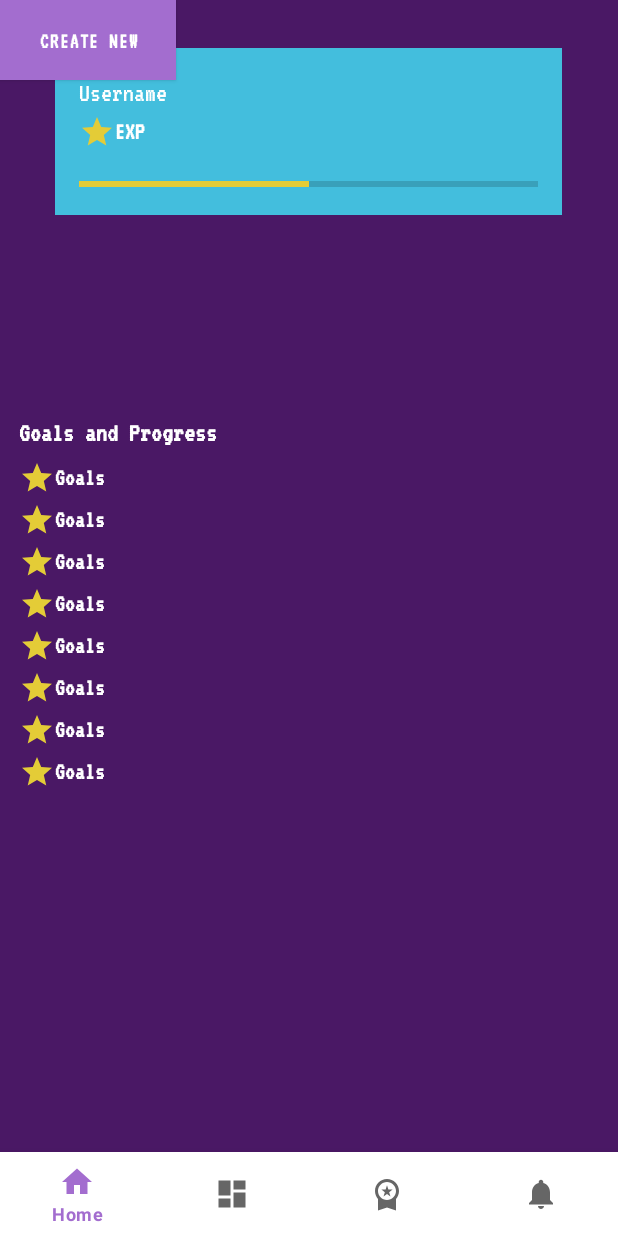
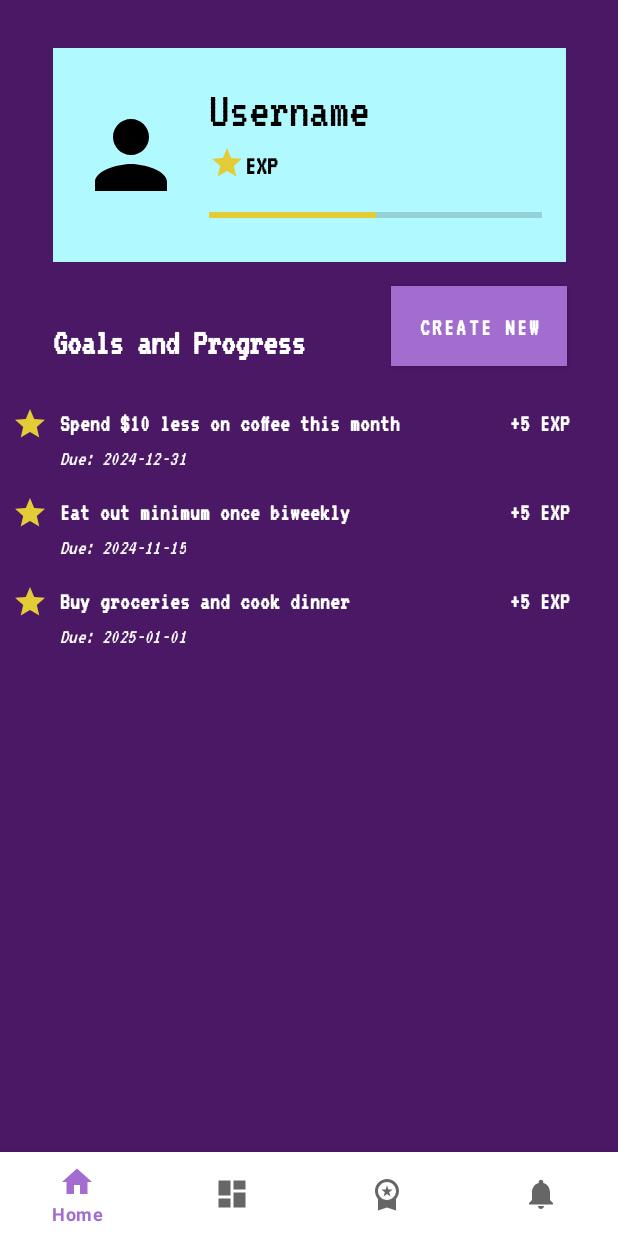
Before and after one commit to pham-brandon/CashQuest, an Android app: the screen it shows after launch (GoalsActivity), on a phone screen of 412 x 824 dp. Run offline under Robolectric (Android 15) with nearby library versions, the light colour scheme and no system bars.

Commit message:
added recycler view for goals_activity

```diff
--- a/app/src/main/AndroidManifest.xml
+++ b/app/src/main/AndroidManifest.xml
@@ -14,7 +14,7 @@
         tools:targetApi="31">
         <activity
             android:name=".GoalsActivity"
-            android:exported="true" >
+            android:exported="true">
 
             <intent-filter>
                 <action android:name="android.intent.action.MAIN" />
--- /dev/null
+++ b/app/src/main/java/com/personal_finance_app/Goal.java
@@ -0,0 +1,25 @@
+package com.personal_finance_app;
+
+public class Goal {
+    private final String description;
+    private final String date;
+    private final int exp;
+
+    public Goal(String description, String date, int exp) {
+        this.description = description;
+        this.date = date;
+        this.exp = exp;
+    }
+
+    public String getDescription() {
+        return description;
+    }
+
+    public String getDate() {
+        return date;
+    }
+
+    public int getExp() {
+        return exp;
+    }
+}
--- a/app/src/main/java/com/personal_finance_app/GoalsActivity.java
+++ b/app/src/main/java/com/personal_finance_app/GoalsActivity.java
@@ -1,24 +1,50 @@
 package com.personal_finance_app;
 
 import android.os.Bundle;
-
-import androidx.activity.EdgeToEdge;
+import android.util.Log;
 import androidx.appcompat.app.AppCompatActivity;
-import androidx.core.graphics.Insets;
-import androidx.core.view.ViewCompat;
-import androidx.core.view.WindowInsetsCompat;
+import androidx.recyclerview.widget.LinearLayoutManager;
+import androidx.recyclerview.widget.RecyclerView;
+import java.util.ArrayList;
+import java.util.List;
 
 public class GoalsActivity extends AppCompatActivity {
+    private RecyclerView recyclerView;
+    private GoalsAdapter goalsAdapter;
+    private List<Goal> goalsList;
 
     @Override
     protected void onCreate(Bundle savedInstanceState) {
         super.onCreate(savedInstanceState);
-        EdgeToEdge.enable(this);
         setContentView(R.layout.activity_goals);
-        ViewCompat.setOnApplyWindowInsetsListener(findViewById(R.id.main), (v, insets) -> {
-            Insets systemBars = insets.getInsets(WindowInsetsCompat.Type.systemBars());
-            v.setPadding(systemBars.left, systemBars.top, systemBars.right, systemBars.bottom);
-            return insets;
-        });
+
+        // Initialize RecyclerView
+        recyclerView = findViewById(R.id.goals_recycler_view);
+        recyclerView.setLayoutManager(new LinearLayoutManager(this));
+
+        // Initialize the goals list and adapter
+        goalsList = new ArrayList<>();
+        goalsAdapter = new GoalsAdapter(goalsList);
+        recyclerView.setAdapter(goalsAdapter);
+
+        // Load goals data
+        loadGoalsData();
     }
+
+    private void loadGoalsData() {
+        // Clear the list if necessary
+        goalsList.clear();
+
+        // Sample data
+        goalsList.add(new Goal("Spend $10 less on coffee this month", "Due: 2024-12-31", 5));
+        goalsList.add(new Goal("Eat out minimum once biweekly", "Due: 2024-11-15", 5));
+        goalsList.add(new Goal("Buy groceries and cook dinner", "Due: 2025-01-01", 5));
+
+        Log.d("GoalsActivity", "Goals Loaded: " + goalsList.size()); // Log the number of goals added
+
+        // Notify adapter
+        goalsAdapter.notifyDataSetChanged();
+    }
+
+
 }
--- /dev/null
+++ b/app/src/main/java/com/personal_finance_app/GoalsAdapter.java
@@ -0,0 +1,66 @@
+package com.personal_finance_app;
+
+import android.util.Log;
+import android.view.LayoutInflater;
+import android.view.View;
+import android.view.ViewGroup;
+import android.widget.TextView;
+
+import androidx.annotation.NonNull;
+import androidx.recyclerview.widget.RecyclerView;
+
+import java.util.List;
+
+import android.view.LayoutInflater;
+import android.view.View;
+import android.view.ViewGroup;
+import android.widget.TextView;
+import androidx.annotation.NonNull;
+import androidx.recyclerview.widget.RecyclerView;
+import java.util.List;
+
+public class GoalsAdapter extends RecyclerView.Adapter<GoalsAdapter.GoalsViewHolder> {
+
+    private List<Goal> goalsList;
+
+    public GoalsAdapter(List<Goal> goalsList) {
+        this.goalsList = goalsList;
+    }
+
+    @NonNull
+    @Override
+    public GoalsViewHolder onCreateViewHolder(@NonNull ViewGroup parent, int viewType) {
+        View view = LayoutInflater.from(parent.getContext()).inflate(R.layout.item_goal, parent, false);
+        return new GoalsViewHolder(view);
+    }
+
+    @Override
+    public void onBindViewHolder(@NonNull GoalsViewHolder holder, int position) {
+        Goal goal = goalsList.get(position);
+        holder.descriptionTextView.setText(goal.getDescription());
+        holder.dateTextView.setText(goal.getDate());
+
+        // Set the EXP value with a "+" in front and "EXP" at the end
+        String expText = holder.itemView.getContext().getString(R.string.goal_exp_format, goal.getExp());
+        holder.expTextView.setText(expText);
+    }
+
+    @Override
+    public int getItemCount() {
+        return goalsList.size();
+    }
+
+    static class GoalsViewHolder extends RecyclerView.ViewHolder {
+        TextView descriptionTextView;
+        TextView dateTextView;
+        TextView expTextView;
+
+        public GoalsViewHolder(@NonNull View itemView) {
+            super(itemView);
+            descriptionTextView = itemView.findViewById(R.id.goal_desc);
+            dateTextView = itemView.findViewById(R.id.goal_date);
+            expTextView = itemView.findViewById(R.id.goal_exp);
+        }
+    }
+
+}
--- a/app/src/main/java/com/personal_finance_app/MainActivity.java
+++ b/app/src/main/java/com/personal_finance_app/MainActivity.java
@@ -1,5 +1,6 @@
 package com.personal_finance_app;
 
+import android.content.Intent;
 import android.os.Bundle;
 
 import com.google.android.material.bottomnavigation.BottomNavigationView;
@@ -19,7 +20,8 @@ public class MainActivity extends AppCompatActivity {
     @Override
     protected void onCreate(Bundle savedInstanceState) {
         super.onCreate(savedInstanceState);
-
+        Intent intent = new Intent(this, GoalsActivity.class);
+        startActivity(intent);
         binding = ActivityMainBinding.inflate(getLayoutInflater());
         setContentView(binding.getRoot());
 
@@ -27,7 +29,7 @@ public class MainActivity extends AppCompatActivity {
         // Passing each menu ID as a set of Ids because each
         // menu should be considered as top level destinations.
         AppBarConfiguration appBarConfiguration = new AppBarConfiguration.Builder(
-                R.id.navigation_home, R.id.navigation_dashboard, R.id.navigation_notifications)
+                R.id.navigation_home, R.id.navigation_dashboard, R.id.navigation_notifications, R.id.navigation_goals)
                 .build();
         NavController navController = Navigation.findNavController(this, R.id.nav_host_fragment_activity_main);
         NavigationUI.setupActionBarWithNavController(this, navController, appBarConfiguration);
--- /dev/null
+++ b/app/src/main/res/drawable/profile_24.xml
@@ -0,0 +1,10 @@
+<vector xmlns:android="http://schemas.android.com/apk/res/android"
+    android:height="24dp" android:tint="#000000"
+    android:viewportHeight="24"
+    android:viewportWidth="24"
+    android:width="24dp">
+
+    <path android:fillColor="@android:color/white"
+        android:pathData="M12,12c2.21,0 4,-1.79 4,-4s-1.79,-4 -4,-4 -4,1.79 -4,4 1.79,4 4,4zM12,14c-2.67,0 -8,1.34 -8,4v2h16v-2c0,-2.66 -5.33,-4 -8,-4z"/>
+
+</vector>
--- a/app/src/main/res/layout/activity_goals.xml
+++ b/app/src/main/res/layout/activity_goals.xml
@@ -9,48 +9,60 @@
     android:background="@color/purple_background">
 
     <!-- Profile Section (Top) with custom background -->
-
-    <!-- Button to Add Goals -->
-    <!-- Goals List Section -->
-
     <LinearLayout
         android:id="@+id/profile_section"
-        android:layout_width="338dp"
-        android:layout_height="111dp"
+        android:layout_width="342dp"
+        android:layout_height="wrap_content"
         android:layout_marginTop="32dp"
-        android:background="@color/button_color"
-        android:orientation="vertical"
+        android:background="@color/very_light_blue"
+        android:orientation="horizontal"
         android:padding="16dp"
-        app:layout_constraintHeight_percent="0.2"
-        app:layout_constraintHorizontal_bias="0.493"
+        app:layout_constraintHorizontal_bias="0.5"
         app:layout_constraintLeft_toLeftOf="parent"
         app:layout_constraintRight_toRightOf="parent"
         app:layout_constraintTop_toTopOf="parent">
 
+        <!-- Profile Image -->
+        <ImageView
+            android:id="@+id/imageView"
+            android:layout_width="72dp"
+            android:layout_height="72dp"
+            android:layout_gravity="center_vertical"
+            android:layout_marginEnd="16dp"
+            android:contentDescription="@string/username"
+            android:src="@drawable/profile_24" />
+
+        <!-- Container for Username, Level, and Progress Bar -->
+        <LinearLayout
+            android:layout_width="0dp"
+            android:layout_height="wrap_content"
+            android:layout_weight="1"
+            android:orientation="vertical">
 
             <!-- Username TextView -->
             <TextView
                 android:id="@+id/goals_user_profile"
                 android:layout_width="wrap_content"
                 android:layout_height="wrap_content"
+                android:fontFamily="@font/vt323_regular"
                 android:text="@string/username"
-            android:textColor="@android:color/white"
-            android:textSize="18sp"
-            android:fontFamily="@font/vt323_regular" />
+                android:textColor="@android:color/black"
+                android:textSize="34sp" />
 
-        <!-- Level and EXP Bar -->
+            <!-- Level TextView -->
             <TextView
                 android:id="@+id/user_level"
                 android:layout_width="wrap_content"
                 android:layout_height="wrap_content"
                 android:layout_marginTop="4dp"
+                android:fontFamily="@font/vt323_regular"
                 android:text="@string/exp"
-            android:textColor="@android:color/white"
-            android:textSize="16sp"
-            android:fontFamily="@font/vt323_regular"
+                android:textColor="@android:color/black"
+                android:textSize="18sp"
                 android:textStyle="bold"
                 app:drawableStartCompat="@drawable/star_goal_24dp" />
 
+            <!-- Progress Bar -->
             <ProgressBar
                 android:id="@+id/progressBar"
                 style="?android:attr/progressBarStyleHorizontal"
@@ -59,149 +71,60 @@
                 android:layout_marginTop="8dp"
                 android:max="100"
                 android:progress="50"
-            android:progressTint="@color/yellow"
+                android:progressTint="@color/yellow" />
+        </LinearLayout>
+    </LinearLayout>
+
+    <TextView
+        android:id="@+id/goals_title"
+        android:layout_width="wrap_content"
+        android:layout_height="wrap_content"
         android:fontFamily="@font/vt323_regular"
-            android:textStyle="bold" />
-    </LinearLayout>
+        android:text="@string/goals_progress_text"
+        android:textColor="@android:color/white"
+        android:textSize="24sp"
+        android:textStyle="bold"
+        app:layout_constraintBottom_toBottomOf="parent"
+        app:layout_constraintEnd_toEndOf="parent"
+        app:layout_constraintHorizontal_bias="0.145"
+        app:layout_constraintStart_toStartOf="parent"
+        app:layout_constraintTop_toBottomOf="@id/profile_section"
+        app:layout_constraintVertical_bias="0.058" />
+
+    <!-- Bottom Navigation Bar -->
 
     <Button
         android:id="@+id/add_goal_button"
         android:layout_width="117dp"
         android:layout_height="53dp"
+        android:layout_marginTop="16dp"
         android:background="@color/light_purple"
         android:backgroundTint="@color/blue"
         android:fontFamily="@font/vt323_regular"
         android:text="@string/create_goal"
         android:textColor="@android:color/white"
+        android:textSize="16sp"
         android:textStyle="bold"
-        tools:ignore="MissingConstraints"
-        tools:layout_editor_absoluteX="257dp"
-        tools:layout_editor_absoluteY="159dp" />
+        app:layout_constraintEnd_toEndOf="parent"
+        app:layout_constraintHorizontal_bias="0.884"
+        app:layout_constraintStart_toStartOf="parent"
+        app:layout_constraintTop_toBottomOf="@id/profile_section" />
 
-    <LinearLayout
-        android:id="@+id/goals_list_section"
-        android:layout_width="420dp"
-        android:layout_height="394dp"
-        android:orientation="vertical"
-        android:padding="16dp"
+    <androidx.recyclerview.widget.RecyclerView
+        android:id="@+id/goals_recycler_view"
+        android:layout_width="match_parent"
+        android:layout_height="354dp"
+        android:layout_marginTop="4dp"
+        android:layout_marginBottom="4dp"
+        android:nestedScrollingEnabled="false"
+        app:layout_constraintBottom_toBottomOf="parent"
         app:layout_constraintBottom_toTopOf="@id/nav_view"
-        app:layout_constraintLeft_toLeftOf="parent"
-        app:layout_constraintRight_toRightOf="parent"
-        app:layout_constraintRight_to_rightOf="parent"
-        app:layout_constraintTop_toBottomOf="@id/profile_section"
-        android:layout_marginEnd="0dp">
+        app:layout_constraintEnd_toEndOf="parent"
+        app:layout_constraintHorizontal_bias="0.0"
+        app:layout_constraintStart_toStartOf="parent"
+        app:layout_constraintTop_toBottomOf="@id/goals_title"
+        app:layout_constraintVertical_bias="0.1" />
 
-        <!-- Goals example... replace with RecyclerView -->
-        <TextView
-            android:id="@+id/goals_title"
-            android:layout_width="wrap_content"
-            android:layout_height="wrap_content"
-            android:layout_marginBottom="8dp"
-            android:text="@string/goals_progress_text"
-            android:textColor="@android:color/white"
-            android:textSize="18sp"
-            android:fontFamily="@font/vt323_regular"
-            android:textStyle="bold"
-
-            />
-
-
-        <LinearLayout
-            android:id="@+id/goals_list"
-            android:layout_width="match_parent"
-            android:layout_height="wrap_content"
-            android:orientation="vertical">
-
-            <!-- Example goal items -->
-            <TextView
-                android:layout_width="wrap_content"
-                android:layout_height="wrap_content"
-                android:layout_marginBottom="4dp"
-                android:text="@string/goalsTitle"
-                android:textSize="16sp"
-                android:fontFamily="@font/vt323_regular"
-                android:textStyle="bold"
-                android:textColor="@android:color/white"
-                app:drawableStartCompat="@drawable/star_goal_24dp"/>
-
-            <TextView
-                android:layout_width="wrap_content"
-                android:layout_height="wrap_content"
-                android:layout_marginBottom="4dp"
-                android:text="@string/goalsTitle"
-                android:textSize="16sp"
-                android:fontFamily="@font/vt323_regular"
-                android:textStyle="bold"
-                android:textColor="@android:color/white"
-                app:drawableStartCompat="@drawable/star_goal_24dp" />
-            <TextView
-                android:layout_width="wrap_content"
-                android:layout_height="wrap_content"
-                android:layout_marginBottom="4dp"
-                android:text="@string/goalsTitle"
-                android:textSize="16sp"
-                android:fontFamily="@font/vt323_regular"
-                android:textStyle="bold"
-                android:textColor="@android:color/white"
-                app:drawableStartCompat="@drawable/star_goal_24dp"/>
-
-            <TextView
-                android:layout_width="wrap_content"
-                android:layout_height="wrap_content"
-                android:layout_marginBottom="4dp"
-                android:text="@string/goalsTitle"
-                android:textSize="16sp"
-                android:fontFamily="@font/vt323_regular"
-                android:textStyle="bold"
-                android:textColor="@android:color/white"
-                app:drawableStartCompat="@drawable/star_goal_24dp" />
-            <TextView
-                android:layout_width="wrap_content"
-                android:layout_height="wrap_content"
-                android:layout_marginBottom="4dp"
-                android:text="@string/goalsTitle"
-                android:textSize="16sp"
-                android:fontFamily="@font/vt323_regular"
-                android:textStyle="bold"
-                android:textColor="@android:color/white"
-                app:drawableStartCompat="@drawable/star_goal_24dp"/>
-
-            <TextView
-                android:layout_width="wrap_content"
-                android:layout_height="wrap_content"
-                android:layout_marginBottom="4dp"
-                android:text="@string/goalsTitle"
-                android:textSize="16sp"
-                android:fontFamily="@font/vt323_regular"
-                android:textStyle="bold"
-                android:textColor="@android:color/white"
-                app:drawableStartCompat="@drawable/star_goal_24dp" />
-            <TextView
-                android:layout_width="wrap_content"
-                android:layout_height="wrap_content"
-                android:layout_marginBottom="4dp"
-                android:text="@string/goalsTitle"
-                android:textSize="16sp"
-                android:fontFamily="@font/vt323_regular"
-                android:textStyle="bold"
-                android:textColor="@android:color/white"
-                app:drawableStartCompat="@drawable/star_goal_24dp"/>
-
-            <TextView
-                android:layout_width="wrap_content"
-                android:layout_height="wrap_content"
-                android:layout_marginBottom="4dp"
-                android:text="@string/goalsTitle"
-                android:textSize="16sp"
-                android:fontFamily="@font/vt323_regular"
-                android:textStyle="bold"
-                android:textColor="@android:color/white"
-                app:drawableStartCompat="@drawable/star_goal_24dp" />
-
-        </LinearLayout>
-    </LinearLayout>
-
-    <!-- Bottom Navigation Bar -->
     <com.google.android.material.bottomnavigation.BottomNavigationView
         android:id="@+id/nav_view"
         android:layout_width="0dp"
@@ -214,4 +137,5 @@
         app:layout_constraintRight_toRightOf="parent"
         app:menu="@menu/bottom_nav_menu" />
 
+
 </androidx.constraintlayout.widget.ConstraintLayout>
--- /dev/null
+++ b/app/src/main/res/layout/goals_recycler_view.xml
@@ -0,0 +1,7 @@
+<?xml version="1.0" encoding="utf-8"?>
+<androidx.recyclerview.widget.RecyclerView xmlns:android="http://schemas.android.com/apk/res/android"
+    xmlns:tools="http://schemas.android.com/tools"
+    android:id="@+id/goals_recycler_view"
+    android:layout_width="match_parent"
+    android:layout_height="match_parent"
+    tools:listitem="@layout/item_goal" />
--- /dev/null
+++ b/app/src/main/res/layout/item_goal.xml
@@ -0,0 +1,59 @@
+<androidx.constraintlayout.widget.ConstraintLayout xmlns:android="http://schemas.android.com/apk/res/android"
+    xmlns:app="http://schemas.android.com/apk/res-auto"
+    android:layout_width="match_parent"
+    android:layout_height="wrap_content"
+    android:background="@color/purple_background"
+    android:padding="8dp">
+
+    <!-- Goal Icon -->
+    <ImageView
+        android:id="@+id/goal_icon"
+        android:layout_width="24dp"
+        android:layout_height="24dp"
+        android:contentDescription="@string/exp"
+        android:src="@drawable/star_goal_24dp"
+        app:layout_constraintStart_toStartOf="parent"
+        app:layout_constraintTop_toTopOf="parent" />
+
+    <!-- Goal Description -->
+    <TextView
+        android:id="@+id/goal_desc"
+        android:layout_width="0dp"
+        android:layout_height="wrap_content"
+        android:layout_marginStart="8dp"
+        android:fontFamily="@font/vt323_regular"
+        android:text="@string/goal_desc"
+        android:textColor="@android:color/white"
+        android:textSize="16sp"
+        android:textStyle="bold"
+        app:layout_constraintEnd_toStartOf="@id/goal_exp"
+        app:layout_constraintStart_toEndOf="@id/goal_icon"
+        app:layout_constraintTop_toTopOf="parent" />
+
+    <!-- Date directly below the Goal Description -->
+    <TextView
+        android:id="@+id/goal_exp"
+        android:layout_width="wrap_content"
+        android:layout_height="wrap_content"
+        android:layout_marginEnd="24dp"
+        android:fontFamily="@font/vt323_regular"
+        android:text="@string/goal_exp"
+        android:textColor="@android:color/white"
+        android:textSize="16sp"
+        android:textStyle="bold"
+        app:layout_constraintEnd_toEndOf="parent"
+        app:layout_constraintTop_toTopOf="parent" />
+
+    <TextView
+        android:id="@+id/goal_date"
+        android:layout_width="wrap_content"
+        android:layout_height="wrap_content"
+        android:layout_marginTop="4dp"
+        android:fontFamily="@font/vt323_regular"
+        android:text="@string/goal_date"
+        android:textColor="@android:color/white"
+        android:textSize="14sp"
+        android:textStyle="italic"
+        app:layout_constraintStart_toStartOf="@id/goal_desc"
+        app:layout_constraintTop_toBottomOf="@id/goal_desc" />
+</androidx.constraintlayout.widget.ConstraintLayout>
--- a/app/src/main/res/values/colors.xml
+++ b/app/src/main/res/values/colors.xml
@@ -15,4 +15,5 @@
     <color name="light_blue">#2d85dc</color>
     <color name="light_purple">#a36dcf</color>
     <color name="yellow">#e4cc37</color>
+    <color name="very_light_blue">#aff9ff</color>
 </resources>
--- a/app/src/main/res/values/strings.xml
+++ b/app/src/main/res/values/strings.xml
@@ -32,6 +32,10 @@
     <string name ="exp">EXP</string>
     <string name="create_goal">Create New</string>
     <string name="goals_progress_text">Goals and Progress</string>
+    <string name="goal_desc">Goal description</string>
+    <string name="goal_date">Date</string>
+    <string name="goal_exp">Goal EXP</string>
+    <string name="goal_exp_format">+%1$d EXP</string>
 
 
 </resources>
```
Lines whose indentation alone changed are shown as unchanged.
